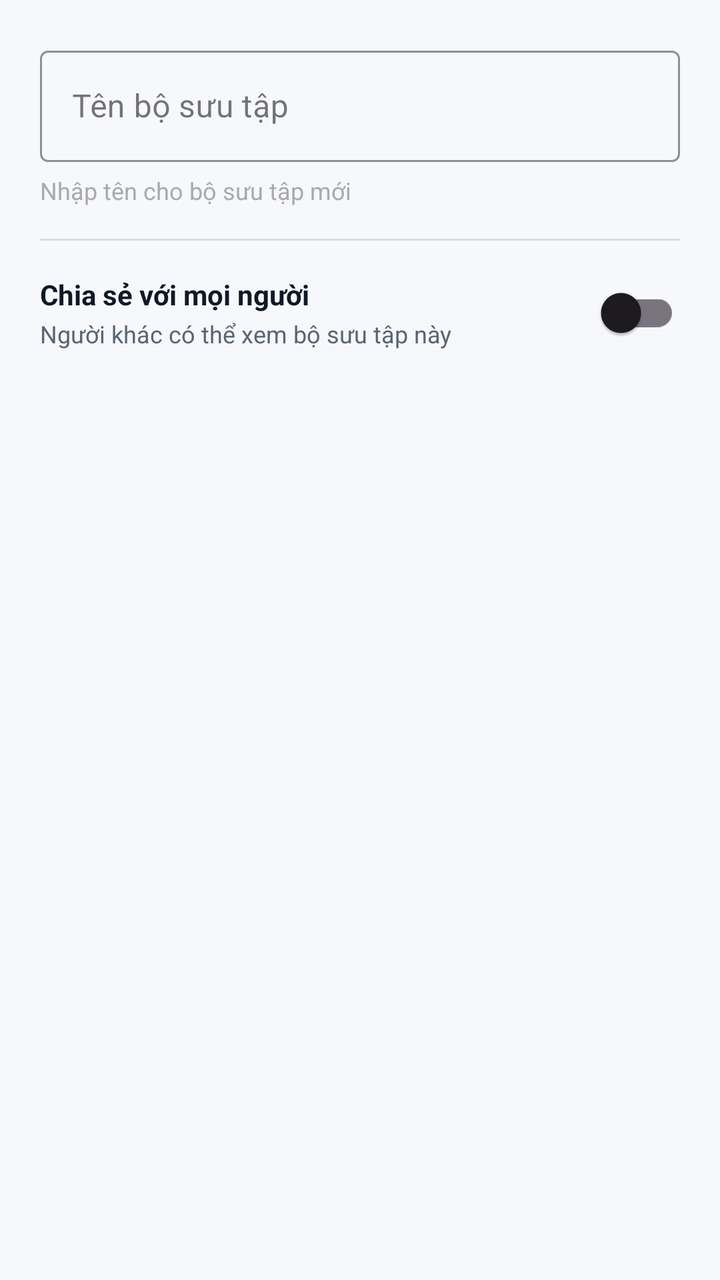
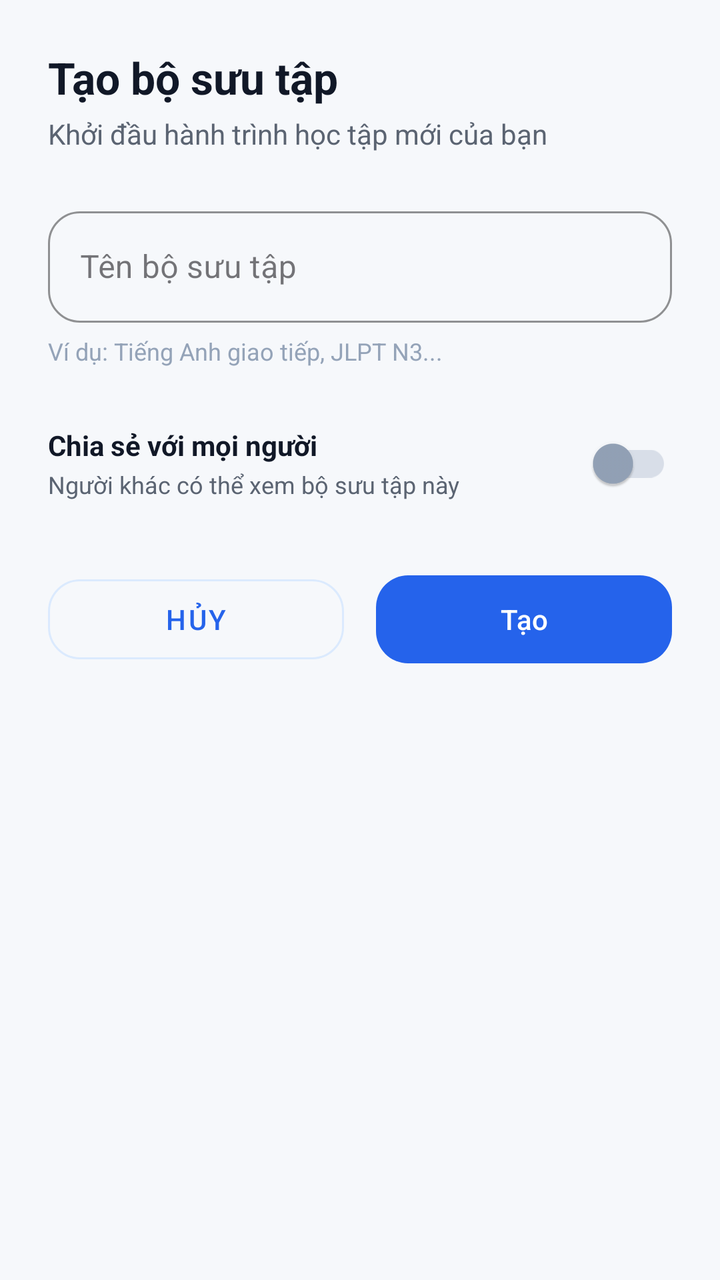

An Android layout rendered at two revisions. The XML below is the earlier revision; the diff shows what the commit changed to produce the second picture.
<!-- AndroidManifest.xml: application theme Theme.ObjectLanguage -->
<!-- res/layout/dialog_create_collection.xml -->
<?xml version="1.0" encoding="utf-8"?>
<LinearLayout
    xmlns:android="http://schemas.android.com/apk/res/android"
    xmlns:app="http://schemas.android.com/apk/res-auto"
    android:layout_width="match_parent"
    android:layout_height="wrap_content"
    android:orientation="vertical"
    android:padding="20dp">

    <com.google.android.material.textfield.TextInputLayout
        android:layout_width="match_parent"
        android:layout_height="wrap_content"
        app:boxStrokeColor="@color/purple_500"
        app:hintTextColor="@color/purple_700"
        style="@style/Widget.MaterialComponents.TextInputLayout.OutlinedBox">

        <com.google.android.material.textfield.TextInputEditText
            android:id="@+id/collectionNameInput"
            android:layout_width="match_parent"
            android:layout_height="wrap_content"
            android:hint="@string/collection_dialog_name_hint"
            android:inputType="text"
            android:maxLines="1" />

    </com.google.android.material.textfield.TextInputLayout>

    <TextView
        android:layout_width="wrap_content"
        android:layout_height="wrap_content"
        android:text="@string/collection_dialog_name_subtitle"
        android:textSize="12sp"
        android:textColor="@android:color/darker_gray"
        android:layout_marginTop="6dp" />

    <View
        android:layout_width="match_parent"
        android:layout_height="1dp"
        android:background="@color/divider"
        android:layout_marginTop="16dp"
        android:layout_marginBottom="12dp" />

    <LinearLayout
        android:layout_width="match_parent"
        android:layout_height="wrap_content"
        android:orientation="horizontal"
        android:gravity="center_vertical">

        <LinearLayout
            android:layout_width="0dp"
            android:layout_height="wrap_content"
            android:layout_weight="1"
            android:orientation="vertical">

            <TextView
                android:layout_width="wrap_content"
                android:layout_height="wrap_content"
                android:text="@string/collection_dialog_public_label"
                android:textColor="@color/text_primary"
                android:textSize="14sp"
                android:textStyle="bold" />

            <TextView
                android:layout_width="wrap_content"
                android:layout_height="wrap_content"
                android:text="@string/collection_dialog_public_hint"
                android:textColor="@color/text_secondary"
                android:textSize="12sp"
                android:layout_marginTop="2dp" />

        </LinearLayout>

        <com.google.android.material.switchmaterial.SwitchMaterial
            android:id="@+id/switchPublic"
            android:layout_width="wrap_content"
            android:layout_height="wrap_content"
            android:checked="false" />

    </LinearLayout>

</LinearLayout>
<!-- resources referenced by this layout -->
<resources>
  <color name="divider">#D8DEE8</color>
  <color name="purple_500">#2563EB</color>
  <color name="purple_700">#1E40AF</color>
  <color name="text_primary">#111827</color>
  <color name="text_secondary">#5B6472</color>
  <string name="collection_dialog_name_hint">Tên bộ sưu tập</string>
  <string name="collection_dialog_name_subtitle">Nhập tên cho bộ sưu tập mới</string>
  <string name="collection_dialog_public_hint">Người khác có thể xem bộ sưu tập này</string>
  <string name="collection_dialog_public_label">Chia sẻ với mọi người</string>
  <style name="Theme.ObjectLanguage" parent="Theme.Material3.Light.NoActionBar">
          <item name="colorPrimary">@color/primary</item>
          <item name="colorPrimaryVariant">@color/primary_dark</item>
          <item name="colorOnPrimary">@color/text_on_primary</item>
          <item name="colorSecondary">@color/secondary</item>
          <item name="colorOnSecondary">@color/text_on_primary</item>
          <item name="android:colorBackground">@color/background</item>
          <item name="android:windowBackground">@color/background</item>
          <item name="colorSurface">@color/surface</item>
          <item name="android:statusBarColor">@color/background</item>
          <item name="android:windowLightStatusBar">true</item>
          <item name="android:navigationBarColor">@color/surface</item>
          <item name="android:windowLightNavigationBar" tools:targetApi="o_mr1">true</item>
          
          <item name="cardViewStyle">@style/Widget.App.CardView</item>
          <item name="bottomNavigationStyle">@style/Widget.App.BottomNav</item>
      </style>
  <color name="primary">#2563EB</color>
  <color name="primary_dark">#1E40AF</color>
  <color name="text_on_primary">#FFFFFF</color>
  <color name="secondary">#16A34A</color>
  <color name="background">#F6F8FB</color>
  <color name="surface">#FFFFFF</color>
  <style name="Widget.App.CardView" parent="Widget.Material3.CardView.Elevated">
          <item name="cardBackgroundColor">@color/surface</item>
          <item name="cardCornerRadius">14dp</item>
          <item name="cardElevation">0dp</item>
          <item name="strokeWidth">0dp</item>
      </style>
  <style name="Widget.App.BottomNav" parent="Widget.Material3.BottomNavigationView">
          <item name="backgroundTint">@color/bottom_nav_bg</item>
          <item name="itemIconTint">@color/bottom_nav_color</item>
          <item name="itemTextColor">@color/bottom_nav_color</item>
          <item name="itemActiveIndicatorStyle">@style/Widget.App.BottomNav.ActiveIndicator</item>
          <item name="labelVisibilityMode">labeled</item>
          <item name="itemRippleColor">@color/primary_light</item>
      </style>
  <color name="bottom_nav_bg">#FFFFFF</color>
  <style name="Widget.App.BottomNav.ActiveIndicator" parent="Widget.Material3.BottomNavigationView.ActiveIndicator">
          <item name="android:color">@color/surface_variant</item>
          <item name="shapeAppearance">@style/ShapeAppearance.App.SmallComponent</item>
      </style>
  <color name="primary_light">#DBEAFE</color>
  <color name="surface_variant">#EAF0F7</color>
  <style name="ShapeAppearance.App.SmallComponent" parent="ShapeAppearance.Material3.SmallComponent">
          <item name="cornerSize">14dp</item>
      </style>
</resources>

<!-- the commit's change to res/layout/dialog_create_collection.xml (unified diff, before → after) -->
@@ -5,14 +5,40 @@
     android:layout_width="match_parent"
     android:layout_height="wrap_content"
     android:orientation="vertical"
-    android:padding="20dp">
+    android:paddingStart="24dp"
+    android:paddingEnd="24dp"
+    android:paddingTop="24dp"
+    android:paddingBottom="16dp">
 
+    
+    <TextView
+        android:layout_width="wrap_content"
+        android:layout_height="wrap_content"
+        android:text="@string/collection_dialog_create_title"
+        android:textSize="22sp"
+        android:textStyle="bold"
+        android:textColor="@color/text_primary" />
+
+    <TextView
+        android:layout_width="wrap_content"
+        android:layout_height="wrap_content"
+        android:text="@string/collection_dialog_subtitle"
+        android:textSize="14sp"
+        android:textColor="@color/text_secondary"
+        android:layout_marginTop="4dp" />
+
+    
     <com.google.android.material.textfield.TextInputLayout
         android:layout_width="match_parent"
         android:layout_height="wrap_content"
-        app:boxStrokeColor="@color/purple_500"
-        app:hintTextColor="@color/purple_700"
-        style="@style/Widget.MaterialComponents.TextInputLayout.OutlinedBox">
+        android:layout_marginTop="24dp"
+        style="@style/Widget.MaterialComponents.TextInputLayout.OutlinedBox"
+        app:boxCornerRadiusTopStart="16dp"
+        app:boxCornerRadiusTopEnd="16dp"
+        app:boxCornerRadiusBottomStart="16dp"
+        app:boxCornerRadiusBottomEnd="16dp"
+        app:boxStrokeColor="@color/divider"
+        app:hintTextColor="@color/primary">
 
         <com.google.android.material.textfield.TextInputEditText
             android:id="@+id/collectionNameInput"
@@ -29,21 +55,16 @@
         android:layout_height="wrap_content"
         android:text="@string/collection_dialog_name_subtitle"
         android:textSize="12sp"
-        android:textColor="@android:color/darker_gray"
+        android:textColor="@color/text_muted"
         android:layout_marginTop="6dp" />
 
-    <View
-        android:layout_width="match_parent"
-        android:layout_height="1dp"
-        android:background="@color/divider"
-        android:layout_marginTop="16dp"
-        android:layout_marginBottom="12dp" />
-
+    
     <LinearLayout
         android:layout_width="match_parent"
         android:layout_height="wrap_content"
         android:orientation="horizontal"
-        android:gravity="center_vertical">
+        android:gravity="center_vertical"
+        android:layout_marginTop="24dp">
 
         <LinearLayout
             android:layout_width="0dp"
@@ -73,7 +94,41 @@
             android:id="@+id/switchPublic"
             android:layout_width="wrap_content"
             android:layout_height="wrap_content"
-            android:checked="false" />
+            android:checked="false"
+            app:thumbTint="@color/switch_thumb_tint"
+            app:trackTint="@color/switch_track_tint" />
+
+    </LinearLayout>
+
+    
+    <LinearLayout
+        android:layout_width="match_parent"
+        android:layout_height="wrap_content"
+        android:orientation="horizontal"
+        android:layout_marginTop="28dp">
+
+        <com.google.android.material.button.MaterialButton
+            android:id="@+id/btnCancelDialog"
+            style="@style/Widget.MaterialComponents.Button.OutlinedButton"
+            android:layout_width="0dp"
+            android:layout_height="52dp"
+            android:layout_weight="1"
+            android:layout_marginEnd="8dp"
+            android:text="@string/btn_cancel"
+            android:textColor="@color/primary"
+            app:strokeColor="@color/primary_light"
+            app:cornerRadius="16dp" />
+
+        <com.google.android.material.button.MaterialButton
+            android:id="@+id/btnCreateDialog"
+            android:layout_width="0dp"
+            android:layout_height="52dp"
+            android:layout_weight="1"
+            android:layout_marginStart="8dp"
+            android:text="@string/btn_create"
+            android:textColor="@color/text_on_primary"
+            app:backgroundTint="@color/primary"
+            app:cornerRadius="16dp" />
 
     </LinearLayout>
 
<!-- resource entries referenced after the edit -->
@@ -1,14 +1,16 @@
 <!-- resources referenced by this layout -->
 <resources>
   <color name="divider">#D8DEE8</color>
-  <color name="purple_500">#2563EB</color>
-  <color name="purple_700">#1E40AF</color>
   <color name="text_primary">#111827</color>
   <color name="text_secondary">#5B6472</color>
+  <string name="btn_cancel">Hủy</string>
+  <string name="btn_create">Tạo</string>
+  <string name="collection_dialog_create_title">Tạo bộ sưu tập</string>
   <string name="collection_dialog_name_hint">Tên bộ sưu tập</string>
-  <string name="collection_dialog_name_subtitle">Nhập tên cho bộ sưu tập mới</string>
+  <string name="collection_dialog_name_subtitle">Ví dụ: Tiếng Anh giao tiếp, JLPT N3...</string>
   <string name="collection_dialog_public_hint">Người khác có thể xem bộ sưu tập này</string>
   <string name="collection_dialog_public_label">Chia sẻ với mọi người</string>
+  <string name="collection_dialog_subtitle">Khởi đầu hành trình học tập mới của bạn</string>
   <style name="Theme.ObjectLanguage" parent="Theme.Material3.Light.NoActionBar">
           <item name="colorPrimary">@color/primary</item>
           <item name="colorPrimaryVariant">@color/primary_dark</item>
@@ -52,6 +54,7 @@
           <item name="shapeAppearance">@style/ShapeAppearance.App.SmallComponent</item>
       </style>
   <color name="primary_light">#DBEAFE</color>
+  <color name="text_muted">#94A3B8</color>
   <color name="surface_variant">#EAF0F7</color>
   <style name="ShapeAppearance.App.SmallComponent" parent="ShapeAppearance.Material3.SmallComponent">
           <item name="cornerSize">14dp</item>
